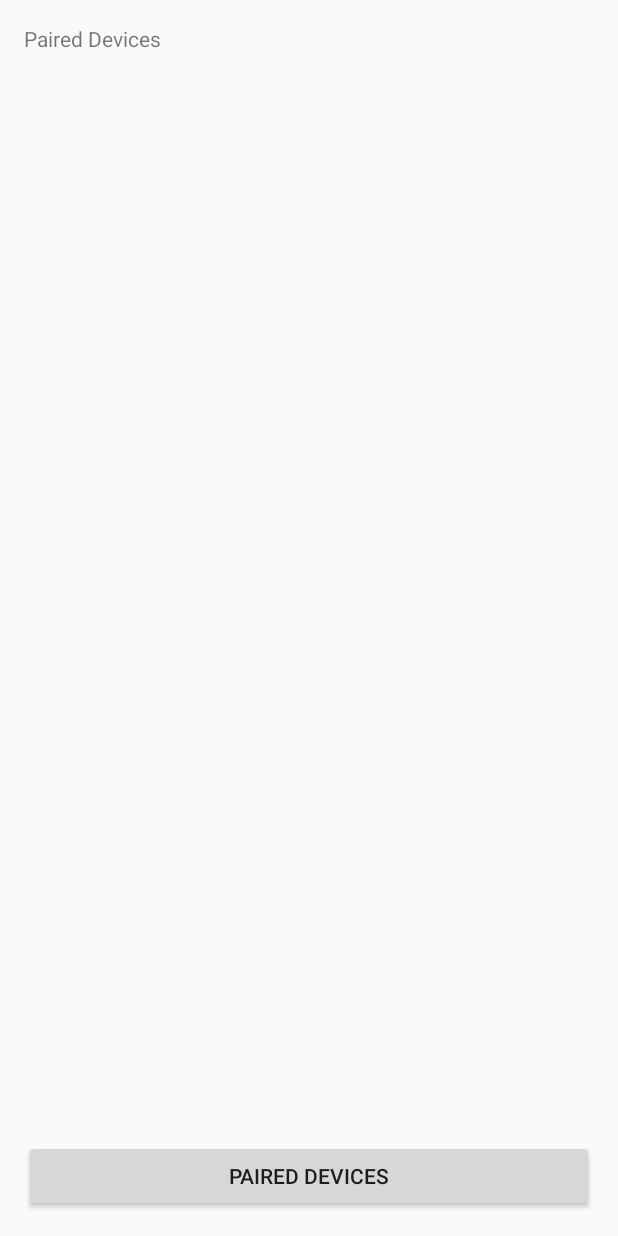
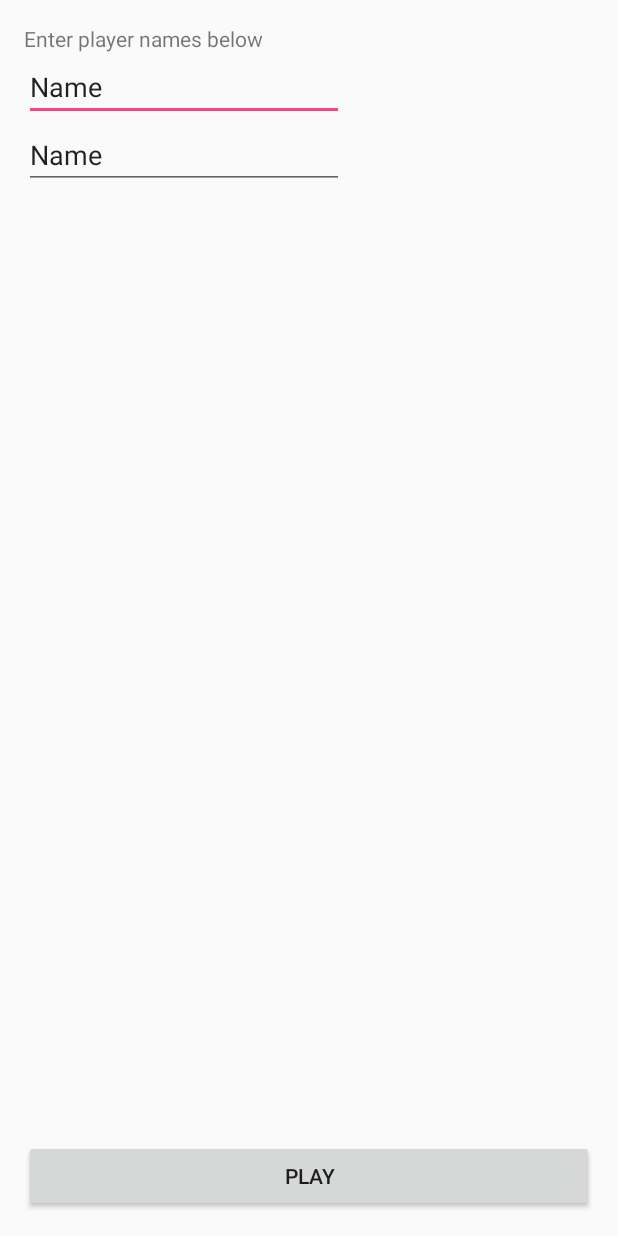
Before and after one commit to caseylouisee/Android_Arduino_Monopoly, an Android app: the screen it shows after launch (MainActivity), on a phone screen of 412 x 824 dp. Run offline under Robolectric (Android 15) with nearby library versions, the phone set to English and light mode, and no system bars.

Commit message:
App now allows for player names to be input on start screen

```diff
--- a/app/src/main/java/caseylouisee/arduinomonopoly/MainActivity.java
+++ b/app/src/main/java/caseylouisee/arduinomonopoly/MainActivity.java
@@ -8,11 +8,8 @@ import android.support.v7.app.AppCompatActivity;
 import android.view.Menu;
 import android.view.MenuItem;
 import android.view.View;
-import android.widget.AdapterView;
-import android.widget.ArrayAdapter;
 import android.widget.Button;
-import android.widget.ListView;
-import android.widget.TextView;
+import android.widget.EditText;
 import android.widget.Toast;
 
 import java.util.ArrayList;
@@ -20,81 +17,49 @@ import java.util.Set;
 
 
 public class MainActivity extends AppCompatActivity {
-    //widgets
-    Button btnPaired;
-    ListView devicelist;
+    Button btnPlay;
 
     //Bluetooth
     private BluetoothAdapter myBluetooth = null;
     public static String EXTRA_ADDRESS = "device_address";
+    public static String PLAYER1 = "Player 1";
+    public static String PLAYER2 = "Player 2";
 
     @Override
-    protected void onCreate(Bundle savedInstanceState)
-    {
+    protected void onCreate(Bundle savedInstanceState) {
         super.onCreate(savedInstanceState);
         setContentView(R.layout.activity_main);
 
-        //Calling widgets
-        btnPaired = (Button)findViewById(R.id.button);
-        devicelist = (ListView)findViewById(R.id.listView);
+        btnPlay = (Button) findViewById(R.id.btnPlay);
 
         //if the device has bluetooth
         myBluetooth = BluetoothAdapter.getDefaultAdapter();
 
-        if(myBluetooth == null)
-        {
-            //Show a mensag. that the device has no bluetooth adapter
+        if (myBluetooth == null) {
+            //Show a message. that the device has no bluetooth adapter
             Toast.makeText(getApplicationContext(), "Bluetooth Device Not Available", Toast.LENGTH_LONG).show();
 
             //finish apk
             finish();
-        }
-        else if(!myBluetooth.isEnabled())
-        {
+        } else if (!myBluetooth.isEnabled()) {
             //Ask to the user turn the bluetooth on
             Intent turnBTon = new Intent(BluetoothAdapter.ACTION_REQUEST_ENABLE);
-            startActivityForResult(turnBTon,1);
+            startActivityForResult(turnBTon, 1);
         }
 
-        btnPaired.setOnClickListener(new View.OnClickListener() {
+        btnPlay.setOnClickListener(new View.OnClickListener() {
             @Override
-            public void onClick(View v)
-            {
-                pairedDevicesList();
-            }
-        });
-
-    }
-
-    private void pairedDevicesList()
-    {
+            public void onClick(View v) {
                 Set<BluetoothDevice> pairedDevices = myBluetooth.getBondedDevices();
                 ArrayList list = new ArrayList();
 
-        if (pairedDevices.size()>0)
-        {
-            for(BluetoothDevice bt : pairedDevices)
-            {
+                if (pairedDevices.size() > 0) {
+                    for (BluetoothDevice bt : pairedDevices) {
+                        // automatically connects to arduino device set up
                         list.add(bt.getName() + "\n" + bt.getAddress()); //Get the device's name and the address
-            }
-        }
-        else
-        {
-            Toast.makeText(getApplicationContext(), "No Paired Bluetooth Devices Found.", Toast.LENGTH_LONG).show();
-        }
-
-        final ArrayAdapter adapter = new ArrayAdapter(this,android.R.layout.simple_list_item_1, list);
-        devicelist.setAdapter(adapter);
-        devicelist.setOnItemClickListener(myListClickListener); //Method called when the device from the list is clicked
-
-    }
-
-    private AdapterView.OnItemClickListener myListClickListener = new AdapterView.OnItemClickListener()
-    {
-        public void onItemClick (AdapterView<?> av, View v, int arg2, long arg3)
-        {
+                        if ((bt.getName().equals("Arduino")) || (bt.getName().equals("HC-06"))) {
                             // Get the device MAC address, the last 17 chars in the View
-            String info = ((TextView) v).getText().toString();
+                            String info = ("Arduino" + "\n" + bt.getAddress());
                             String address = info.substring(info.length() - 17);
 
                             // Make an intent to start next activity.
@@ -102,14 +67,27 @@ public class MainActivity extends AppCompatActivity {
 
                             //Change the activity.
                             i.putExtra(EXTRA_ADDRESS, address); //this will be received at ledControl (class) Activity
+
+                            EditText p1 = (EditText) findViewById(R.id.editText);
+                            String player1 = p1.getText().toString();
+                            EditText p2 = (EditText) findViewById(R.id.editText2);
+                            String player2 = p2.getText().toString();
+
+                            i.putExtra(PLAYER1, player1);
+                            i.putExtra(PLAYER2, player2);
+
                             startActivity(i);
                         }
-    };
-
+                    }
+                } else {
+                    Toast.makeText(getApplicationContext(), "No Paired Bluetooth Devices Found.", Toast.LENGTH_LONG).show();
+                }
+            }
+        });
+    }
 
     @Override
-    public boolean onCreateOptionsMenu(Menu menu)
-    {
+    public boolean onCreateOptionsMenu(Menu menu) {
         // Inflate the menu; this adds items to the action bar if it is present.
         getMenuInflater().inflate(R.menu.menu_main, menu);
         return true;
--- a/app/src/main/res/layout/activity_main.xml
+++ b/app/src/main/res/layout/activity_main.xml
@@ -8,7 +8,7 @@
     <TextView
         android:layout_width="wrap_content"
         android:layout_height="wrap_content"
-        android:text="Paired Devices"
+        android:text="Enter player names below"
         android:id="@+id/textView"
         android:layout_alignParentTop="true"
         android:layout_alignParentLeft="true"
@@ -17,19 +17,35 @@
     <Button
         android:layout_width="wrap_content"
         android:layout_height="wrap_content"
-        android:text="Paired Devices"
-        android:id="@+id/button"
+        android:text="Play"
+        android:id="@+id/btnPlay"
         android:layout_alignParentBottom="true"
         android:layout_alignParentLeft="true"
         android:layout_alignParentStart="true"
         android:layout_alignParentRight="true"
         android:layout_alignParentEnd="true" />
 
-    <ListView
+    <EditText
         android:layout_width="wrap_content"
         android:layout_height="wrap_content"
-        android:id="@+id/listView"
-        android:layout_centerHorizontal="true"
-        android:layout_above="@+id/button"
-        android:layout_below="@+id/textView" />
+        android:inputType="textPersonName"
+        android:text="Name"
+        android:ems="10"
+        android:id="@+id/editText"
+        android:layout_below="@+id/textView"
+        android:layout_alignParentLeft="true"
+        android:layout_alignParentStart="true"
+        android:layout_alignRight="@+id/editText2"
+        android:layout_alignEnd="@+id/editText2" />
+
+    <EditText
+        android:layout_width="wrap_content"
+        android:layout_height="wrap_content"
+        android:inputType="textPersonName"
+        android:text="Name"
+        android:ems="10"
+        android:id="@+id/editText2"
+        android:layout_below="@+id/editText"
+        android:layout_alignParentLeft="true"
+        android:layout_alignParentStart="true" />
 </RelativeLayout>
```
Also changed, not shown: app/src/main/java/caseylouisee/arduinomonopoly/GamePlay.java (+10 -3 lines). Lines whose indentation alone changed are shown as unchanged.
